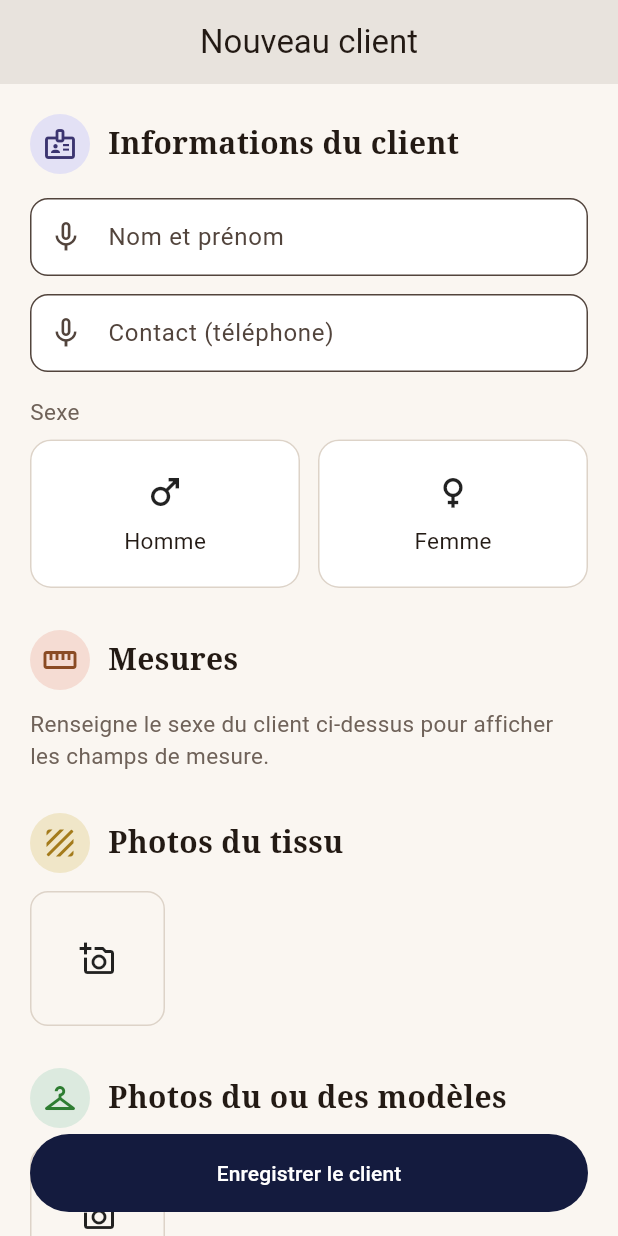
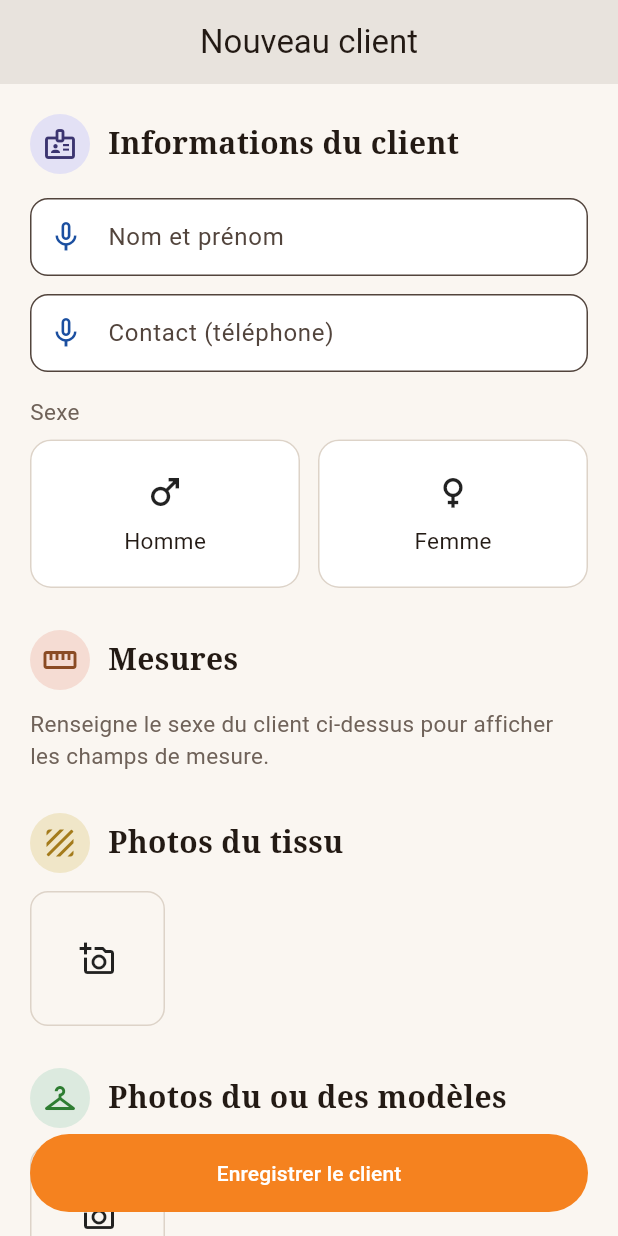
Before and after one commit to ouattaradanou-debug/forevercare-ai, a Flutter app: the EcranNouveauClient screen opened by its route, on a phone screen of 412 x 824 dp. Run offline on Flutter 3.47's test engine with Material 3 defaults, Android fonts, the phone set to English and light mode, and no system bars; our stand-ins replace audioplayers, connectivity_plus, drift, flutter_image_compress, flutter_local_notifications, flutter_riverpod and 12 more; missing offline and left inert: record; accounts and stored records are empty; generated files the repository leaves out were written again.

Commit message:
style(atelier_plus): couleurs SEDA Tech sur "Nouveau client"
Remplace le bleu marine (boutons, icônes micro, sélection du sexe,
bouton rendez-vous vocal) par le bleu SEDA Tech (#1B4FA0), et le
bouton "Enregistrer le client" ainsi que le micro "réenregistrer" par
l'orange (#F5821F). Les titres de section et textes restent noirs
(déjà fidèles aux captures de l'ancienne application, inchangés).

```diff
--- a/atelier_plus/lib/features/clients/presentation/ecran_nouveau_client.dart
+++ b/atelier_plus/lib/features/clients/presentation/ecran_nouveau_client.dart
@@ -27,6 +27,12 @@ import '../../../data/models/type_tenue.dart';
 import '../../rendezvous/providers/rendezvous_providers.dart';
 import '../providers/clients_providers.dart';
 import '../providers/photos_providers.dart';
+
+/// Bleu/orange du logo SEDA Tech, repris ici en remplacement du bleu marine
+/// utilisé jusque-là pour les boutons/accents (le texte reste noir là où
+/// c'est plus lisible — titres de section, valeurs).
+const Color _bleuSeda = Color(0xFF1B4FA0);
+const Color _orangeSeda = Color(0xFFF5821F);
 
 /// Création d'un client en un seul écran : informations, mesures, photos,
 /// finances et rendez-vous — chaque section s'enregistre dès que possible
@@ -495,7 +501,7 @@ class _EcranNouveauClientState extends ConsumerState<EcranNouveauClient> {
                       labelText: 'Nom et prénom',
                       prefixIcon: IconButton(
                         icon: Icon(_champEnDictee == 'nom' ? Icons.mic : Icons.mic_none),
-                        color: _champEnDictee == 'nom' ? Colors.red : null,
+                        color: _champEnDictee == 'nom' ? Colors.red : _bleuSeda,
                         onPressed: () => _basculerDictee('nom', _nomCtrl),
                       ),
                     ),
@@ -508,7 +514,7 @@ class _EcranNouveauClientState extends ConsumerState<EcranNouveauClient> {
                       labelText: 'Contact (téléphone)',
                       prefixIcon: IconButton(
                         icon: Icon(_champEnDictee == 'telephone' ? Icons.mic : Icons.mic_none),
-                        color: _champEnDictee == 'telephone' ? Colors.red : null,
+                        color: _champEnDictee == 'telephone' ? Colors.red : _bleuSeda,
                         onPressed: () => _basculerDictee(
                           'telephone',
                           _telephoneCtrl,
@@ -602,7 +608,7 @@ class _EcranNouveauClientState extends ConsumerState<EcranNouveauClient> {
                       labelText: 'Montant total convenu (FCFA)',
                       prefixIcon: IconButton(
                         icon: Icon(_champEnDictee == 'montant' ? Icons.mic : Icons.mic_none),
-                        color: _champEnDictee == 'montant' ? Colors.red : null,
+                        color: _champEnDictee == 'montant' ? Colors.red : _bleuSeda,
                         onPressed: () => _basculerDictee(
                           'montant',
                           _montantTotalCtrl,
@@ -621,7 +627,7 @@ class _EcranNouveauClientState extends ConsumerState<EcranNouveauClient> {
                       labelText: 'Avance déjà payée par le client',
                       prefixIcon: IconButton(
                         icon: Icon(_champEnDictee == 'avance' ? Icons.mic : Icons.mic_none),
-                        color: _champEnDictee == 'avance' ? Colors.red : null,
+                        color: _champEnDictee == 'avance' ? Colors.red : _bleuSeda,
                         onPressed: () => _basculerDictee(
                           'avance',
                           _avanceCtrl,
@@ -670,8 +676,8 @@ class _EcranNouveauClientState extends ConsumerState<EcranNouveauClient> {
                           label: const Text('Ajouter un rendez-vous'),
                           style: OutlinedButton.styleFrom(
                             minimumSize: const Size.fromHeight(52),
-                            foregroundColor: const Color(0xFF141B3E),
-                            side: const BorderSide(color: Color(0xFF141B3E)),
+                            foregroundColor: _bleuSeda,
+                            side: const BorderSide(color: _bleuSeda),
                           ),
                         ),
                       ),
@@ -680,9 +686,7 @@ class _EcranNouveauClientState extends ConsumerState<EcranNouveauClient> {
                         height: 52,
                         width: 52,
                         decoration: BoxDecoration(
-                          color: _champEnDictee == 'rendezvous'
-                              ? Colors.red
-                              : const Color(0xFF141B3E),
+                          color: _champEnDictee == 'rendezvous' ? Colors.red : _bleuSeda,
                           borderRadius: BorderRadius.circular(12),
                         ),
                         child: IconButton(
@@ -719,7 +723,7 @@ class _EcranNouveauClientState extends ConsumerState<EcranNouveauClient> {
               child: FilledButton(
                 onPressed: _enregistrementClientEnCours ? null : _terminer,
                 style: FilledButton.styleFrom(
-                  backgroundColor: const Color(0xFF141B3E),
+                  backgroundColor: _orangeSeda,
                   minimumSize: const Size.fromHeight(52),
                   shape: RoundedRectangleBorder(borderRadius: BorderRadius.circular(26)),
                 ),
@@ -795,7 +799,7 @@ class _CarteSexe extends StatelessWidget {
           decoration: BoxDecoration(
             borderRadius: BorderRadius.circular(14),
             border: Border.all(
-              color: selectionne ? const Color(0xFF141B3E) : const Color(0xFFDDD3C8),
+              color: selectionne ? _bleuSeda : const Color(0xFFDDD3C8),
               width: selectionne ? 2 : 1,
             ),
           ),
@@ -1087,14 +1091,14 @@ class _TuilePhotoState extends ConsumerState<_TuilePhoto> {
                 if (aUnAudio) ...[
                   _BoutonRondPhoto(
                     icone: _lecture ? Icons.pause : Icons.play_arrow,
-                    couleurFond: const Color(0xFF141B3E),
+                    couleurFond: _bleuSeda,
                     onTap: _basculerLecture,
                   ),
                   const SizedBox(width: 3),
                 ],
                 _BoutonRondPhoto(
                   icone: Icons.mic,
-                  couleurFond: aUnAudio ? const Color(0xFF8A4B24) : const Color(0xFF141B3E),
+                  couleurFond: aUnAudio ? _orangeSeda : _bleuSeda,
                   onTap: _basculerEnregistrement,
                 ),
                 if (aUnAudio) ...[
```
